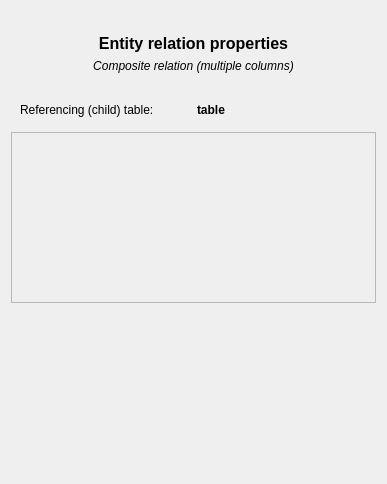
This is Plugins/ErdEditor/erdconnectionpanel.ui in pawelsalawa/sqlitestudio as Qt 5 draws it before an edit. The edited form follows.
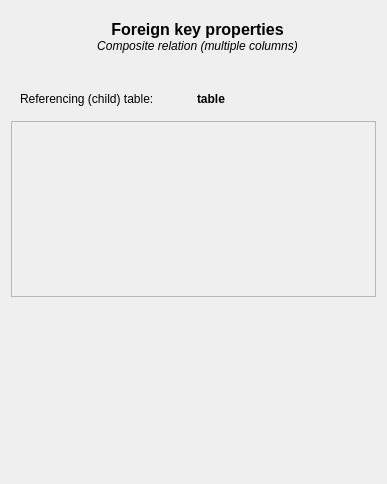
This is the edited form.

What changed in the file:
```diff
--- a/Plugins/ErdEditor/erdconnectionpanel.ui
+++ b/Plugins/ErdEditor/erdconnectionpanel.ui
@@ -15,19 +15,36 @@
   </property>
   <layout class="QVBoxLayout" name="topLevelLayout">
    <item>
-    <widget class="QToolBar" name="toolBar">
+    <widget class="QWidget" name="tbWidget" native="true">
+     <layout class="QGridLayout" name="gridLayout_2">
+      <item row="0" column="1">
+       <widget class="QWidget" name="tbCenter" native="true">
      <property name="sizePolicy">
-      <sizepolicy hsizetype="Preferred" vsizetype="Minimum">
+         <sizepolicy hsizetype="MinimumExpanding" vsizetype="Preferred">
        <horstretch>0</horstretch>
        <verstretch>0</verstretch>
       </sizepolicy>
      </property>
-    </widget>
-   </item>
+        <layout class="QVBoxLayout" name="verticalLayout">
+         <property name="spacing">
+          <number>0</number>
+         </property>
+         <property name="leftMargin">
+          <number>0</number>
+         </property>
+         <property name="topMargin">
+          <number>0</number>
+         </property>
+         <property name="rightMargin">
+          <number>0</number>
+         </property>
+         <property name="bottomMargin">
+          <number>0</number>
+         </property>
    <item>
     <widget class="QLabel" name="topLabel">
      <property name="sizePolicy">
-      <sizepolicy hsizetype="Preferred" vsizetype="Minimum">
+            <sizepolicy hsizetype="MinimumExpanding" vsizetype="Minimum">
        <horstretch>0</horstretch>
        <verstretch>0</verstretch>
       </sizepolicy>
@@ -39,7 +56,7 @@
       </font>
      </property>
      <property name="text">
-      <string>Entity relation properties</string>
+            <string>Foreign key properties</string>
      </property>
      <property name="alignment">
       <set>Qt::AlignmentFlag::AlignCenter</set>
@@ -50,7 +67,7 @@
     </widget>
    </item>
    <item>
-    <widget class="QLabel" name="label">
+          <widget class="QLabel" name="tableLevelFkLabel">
      <property name="sizePolicy">
       <sizepolicy hsizetype="Preferred" vsizetype="Minimum">
        <horstretch>0</horstretch>
@@ -70,6 +87,25 @@
      </property>
     </widget>
    </item>
+        </layout>
+       </widget>
+      </item>
+      <item row="0" column="0">
+       <widget class="QToolBar" name="toolBar">
+        <property name="sizePolicy">
+         <sizepolicy hsizetype="Preferred" vsizetype="Minimum">
+          <horstretch>0</horstretch>
+          <verstretch>0</verstretch>
+         </sizepolicy>
+        </property>
+       </widget>
+      </item>
+      <item row="0" column="2">
+       <widget class="QWidget" name="tbRight" native="true"/>
+      </item>
+     </layout>
+    </widget>
+   </item>
    <item>
     <spacer name="verticalSpacer">
      <property name="orientation">
@@ -128,7 +164,7 @@
         <x>0</x>
         <y>0</y>
         <width>367</width>
-        <height>160</height>
+        <height>166</height>
        </rect>
       </property>
       <layout class="QVBoxLayout" name="verticalLayout2"/>
```
Lines whose indentation alone changed are shown as unchanged.
